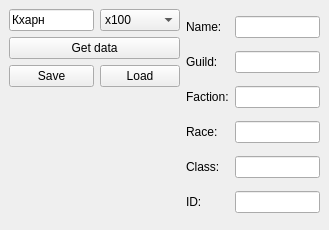
This is DBCI/mainwindow.ui in The-Zealot/DBCI as Qt 5 draws it before an edit. The edited form follows.
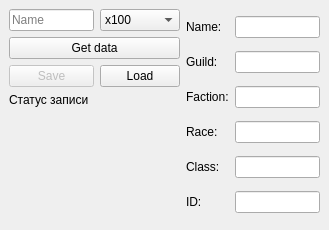
This is the edited form. Icons and pictures are not drawn.

What changed in the file:
```diff
--- a/DBCI/mainwindow.ui
+++ b/DBCI/mainwindow.ui
@@ -20,7 +20,7 @@
       <item row="0" column="0">
        <widget class="QLineEdit" name="lineEdit">
         <property name="text">
-         <string>Кхарн</string>
+         <string/>
         </property>
         <property name="placeholderText">
          <string>Name</string>
@@ -58,6 +58,9 @@
       </item>
       <item row="2" column="0">
        <widget class="QPushButton" name="buttonSave">
+        <property name="enabled">
+         <bool>false</bool>
+        </property>
         <property name="text">
          <string>Save</string>
         </property>
@@ -72,7 +75,17 @@
       </item>
      </layout>
     </item>
-    <item row="0" column="1" rowspan="2">
+    <item row="1" column="0">
+     <widget class="QLabel" name="labelIndicator">
+      <property name="text">
+       <string>Статус записи</string>
+      </property>
+      <property name="textFormat">
+       <enum>Qt::PlainText</enum>
+      </property>
+     </widget>
+    </item>
+    <item row="0" column="1" rowspan="3">
      <layout class="QGridLayout" name="gridLayout_2">
       <item row="0" column="0">
        <widget class="QLabel" name="label">
@@ -178,7 +191,7 @@
       </item>
      </layout>
     </item>
-    <item row="1" column="0">
+    <item row="2" column="0">
      <widget class="QLabel" name="image">
       <property name="sizePolicy">
        <sizepolicy hsizetype="Preferred" vsizetype="Expanding">
```
